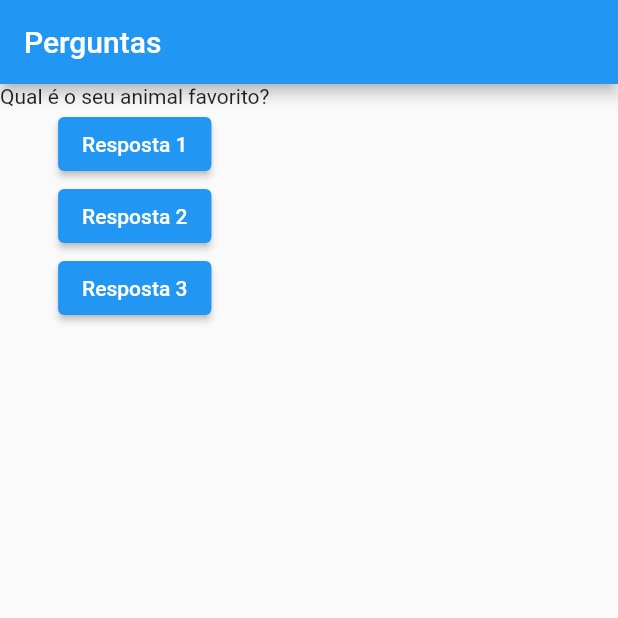
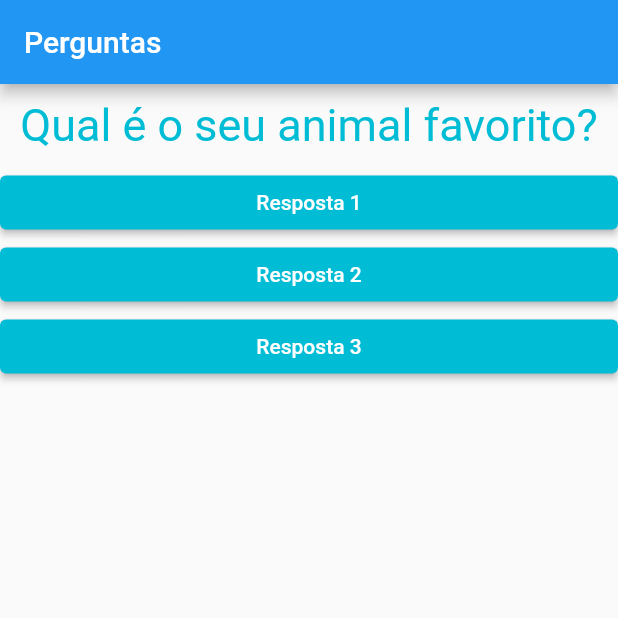
Before and after one commit to kaiqueBellmont/Flutter-Course, a Flutter app: the screen it shows after launch, after a tap on "Resposta 1", on a phone screen of 412 x 824 dp, the top half of it. Run offline on Flutter 3.47's test engine with Material 2 defaults, Android fonts, the phone set to English and light mode, and no system bars.

```diff
--- a/questions_project/lib/main.dart
+++ b/questions_project/lib/main.dart
@@ -1,24 +1,33 @@
 import 'package:flutter/material.dart';
 import './question.dart';
+import './resposta.dart';
 
 void main() => runApp(const PerguntaApp());
 
-class PerguntaAppState extends State<PerguntaApp> {
-  var perguntaSelecionada = 0;
-  // modificar isso tudo
+class _PerguntaAppState extends State<PerguntaApp> {
+  var _perguntaSelecionada = 0;
 
-  void responder() {
+  void _responder() {
     setState(() {
-      perguntaSelecionada++;
+      _perguntaSelecionada++;
     });
-    print(perguntaSelecionada);
   }
 
   @override
   Widget build(BuildContext context) {
     final perguntas = [
-      'Qual é a sua cor favorita?',
-      'Qual é o seu animal favorito?',
+      {
+        'texto': 'Qual é a sua cor favorita?',
+        'respostas': ['Preto', 'Vermelho', 'Verde', 'Branco'],
+      },
+      {
+        'texto': 'Qual é o seu animal favorito?',
+        'respostas': ['Coelho', 'Cobra', 'Elefante', 'Leão'],
+      },
+      {
+        'texto': 'Qual é o seu instrutor favorito?',
+        'respostas': ['Maria', 'João', 'Leo', 'Pedro'],
+      },
     ];
 
     return MaterialApp(
@@ -28,19 +37,10 @@ class PerguntaAppState extends State<PerguntaApp> {
         ),
         body: Column(
           children: [
-            Questao(perguntas[perguntaSelecionada]),
-            ElevatedButton(
-              onPressed: responder,
-              child: const Text('Resposta 1'),
-            ),
-            ElevatedButton(
-              onPressed: responder,
-              child: const Text('Resposta 2'),
-            ),
-            ElevatedButton(
-              onPressed: responder,
-              child: const Text('Resposta 3'),
-            ),
+            Questao(perguntas[_perguntaSelecionada]['texto'].toString()),
+            Resposta('Resposta 1', _responder),
+            Resposta('Resposta 2', _responder),
+            Resposta('Resposta 3', _responder),
           ],
         ),
       ),
@@ -52,7 +52,7 @@ class PerguntaApp extends StatefulWidget {
   const PerguntaApp({super.key});
 
   @override
-  PerguntaAppState createState() {
-    return PerguntaAppState();
+  _PerguntaAppState createState() {
+    return _PerguntaAppState();
   }
 }
--- a/questions_project/lib/question.dart
+++ b/questions_project/lib/question.dart
@@ -3,10 +3,18 @@ import 'package:flutter/material.dart';
 class Questao extends StatelessWidget {
   final String texto;
 
-  Questao(this.texto);
+  const Questao(this.texto, {super.key});
 
   @override
   Widget build(BuildContext context) {
-    return Text(texto);
+    return Container(
+      width: double.infinity,
+      margin: const EdgeInsets.all(10),
+      child: Text(
+        texto,
+        style: const TextStyle(fontSize: 30, color: Colors.cyan),
+        textAlign: TextAlign.center,
+      ),
+    );
   }
 }
--- /dev/null
+++ b/questions_project/lib/resposta.dart
@@ -0,0 +1,23 @@
+import 'package:flutter/material.dart';
+
+class Resposta extends StatelessWidget {
+  final String texto;
+  final void Function() onSelect;
+
+  const Resposta(this.texto, this.onSelect, {super.key});
+
+  @override
+  Widget build(BuildContext context) {
+    return Container(
+      width: double.infinity,
+      child: ElevatedButton(
+        style: ElevatedButton.styleFrom(
+          backgroundColor: Colors.cyan, // cor de fundo
+          foregroundColor: Colors.white, // cor do texto
+        ),
+        onPressed: onSelect,
+        child: Text(texto),
+      ),
+    );
+  }
+}
```
